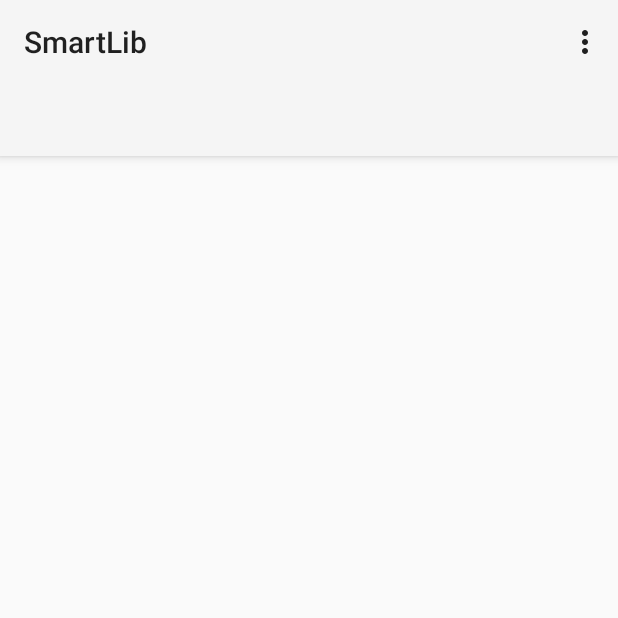
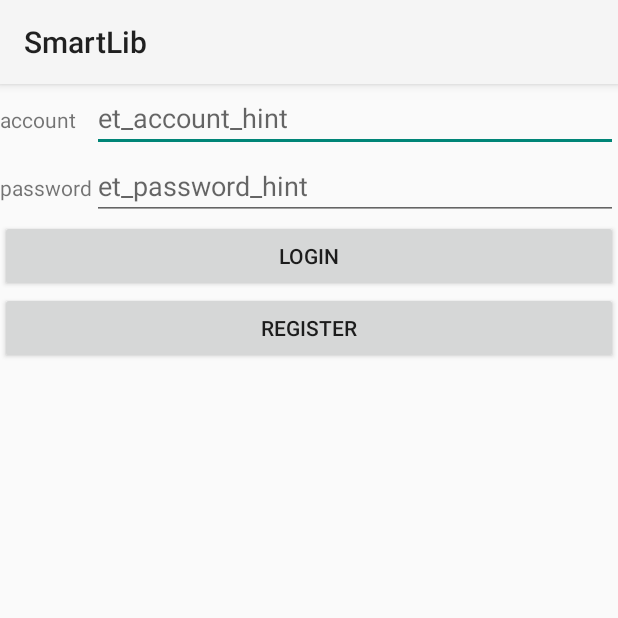
Before and after one commit to CalibrePortable/CalibrePortable, an Android app: the screen it shows after launch (MainActivity before the commit, LoginActivity after it), on a phone screen of 412 x 824 dp, the top half of it. Run offline under Robolectric (Android 15) with nearby library versions, the light colour scheme and no system bars; our stand-ins replace ButterKnife.

Commit message:
完成部分功能，还需要整合一个新的网络通信组件

```diff
--- a/SmartLib/app/src/main/java/org/geeklub/smartlib/login/LoginActivity.java
+++ b/SmartLib/app/src/main/java/org/geeklub/smartlib/login/LoginActivity.java
@@ -2,17 +2,101 @@ package org.geeklub.smartlib.login;
 
 import android.app.Activity;
 import android.os.Bundle;
+import android.view.View;
+import android.widget.Button;
+import android.widget.EditText;
+import android.widget.ProgressBar;
+
+import org.geeklub.smartlib.R;
+import org.geeklub.smartlib.login.presenter.LoginPresenter;
+import org.geeklub.smartlib.login.presenter.LoginPresenterImpl;
+import org.geeklub.smartlib.login.view.LoginView;
+import org.geeklub.smartlib.utils.ToastUtil;
+
+import butterknife.ButterKnife;
+import butterknife.InjectView;
 
 /**
  * Created by Vass on 2014/10/26.
  */
-public class LoginActivity extends Activity{
+public class LoginActivity extends Activity implements LoginView, View.OnClickListener {
 
-  @Override protected void onCreate(Bundle savedInstanceState) {
+  private LoginPresenter mLoginPresenter;
+
+  @InjectView(R.id.et_account) EditText mEditTextAccount;
+
+  @InjectView(R.id.et_password) EditText mEditTextPassWord;
+
+  @InjectView(R.id.progressBar) ProgressBar mProgressBar;
+
+  @InjectView(R.id.btn_login) Button mBtnLogin;
+
+  @InjectView(R.id.btn_register) Button mBtnRegister;
+
+  @Override
+  protected void onCreate(Bundle savedInstanceState) {
     super.onCreate(savedInstanceState);
 
+    setContentView(R.layout.activity_login);
 
+    ButterKnife.inject(this);
 
+    mLoginPresenter = new LoginPresenterImpl(this);
+
+    initCallBacks();
+  }
+
+  private void initCallBacks() {
+    mBtnLogin.setOnClickListener(this);
+    mBtnRegister.setOnClickListener(this);
+  }
+
+  @Override
+  public void setProgressBarHide(boolean ifHide) {
+    if (ifHide) {
+      mProgressBar.setVisibility(View.GONE);
+    } else {
+      mProgressBar.setVisibility(View.VISIBLE);
+    }
+  }
+
+  @Override
+  public void showMessage(String msg) {
+    ToastUtil.showShort(msg);
+  }
+
+  @Override
+  public void setAccountError() {
+    mEditTextAccount.setError(getString(R.string.account_not_empty));
+  }
+
+  @Override
+  public void setPassWordError() {
+    mEditTextPassWord.setError(getString(R.string.password_not_empty));
+  }
+
+  @Override
+  public void navigateToMain() {
 
   }
+
+  @Override
+  public void navigateToRegister() {
+
+  }
+
+  @Override
+  public void onClick(View v) {
+    switch (v.getId()) {
+      case R.id.btn_login:
+        mLoginPresenter.validateCredentials(mEditTextAccount.getText().toString(),
+            mEditTextPassWord.getText().toString());
+        break;
+      case R.id.btn_register:
+        mLoginPresenter.registerAccount();
+        break;
+      default:
+        break;
+    }
+  }
 }
--- a/SmartLib/app/src/main/java/org/geeklub/smartlib/login/model/LoginModel.java
+++ b/SmartLib/app/src/main/java/org/geeklub/smartlib/login/model/LoginModel.java
@@ -1,7 +1,12 @@
 package org.geeklub.smartlib.login.model;
+
+import org.geeklub.smartlib.login.presenter.OnLoginFinishedListener;
+import org.geeklub.smartlib.login.presenter.OnUserInputListener;
 
 /**
  * Created by Vass on 2014/10/26.
  */
 public interface LoginModel {
+  void login(String username, String password, OnUserInputListener userInputListener,
+      OnLoginFinishedListener loginFinishedListener);
 }
--- a/SmartLib/app/src/main/java/org/geeklub/smartlib/login/presenter/LoginPresenter.java
+++ b/SmartLib/app/src/main/java/org/geeklub/smartlib/login/presenter/LoginPresenter.java
@@ -4,5 +4,7 @@ package org.geeklub.smartlib.login.presenter;
  * Created by Vass on 2014/10/26.
  */
 public interface LoginPresenter {
+  void validateCredentials(String username, String password);
 
+  void registerAccount();
 }
--- a/SmartLib/app/src/main/java/org/geeklub/smartlib/login/presenter/LoginPresenterImpl.java
+++ b/SmartLib/app/src/main/java/org/geeklub/smartlib/login/presenter/LoginPresenterImpl.java
@@ -1,7 +1,57 @@
 package org.geeklub.smartlib.login.presenter;
+
+import org.geeklub.smartlib.login.model.LoginModel;
+import org.geeklub.smartlib.login.model.LoginModelImpl;
+import org.geeklub.smartlib.login.view.LoginView;
 
 /**
  * Created by Vass on 2014/10/26.
  */
-public class LoginPresenterImpl implements LoginPresenter {
+public class LoginPresenterImpl
+    implements LoginPresenter, OnLoginFinishedListener, OnUserInputListener {
+
+  private LoginModel mLoginModel;
+
+  private LoginView mLoginView;
+
+  public LoginPresenterImpl(LoginView loginView) {
+    mLoginView = loginView;
+    mLoginModel = new LoginModelImpl();
+  }
+
+  @Override
+  public void validateCredentials(String username, String password) {
+    mLoginView.setProgressBarHide(false);
+    mLoginModel.login(username, password, this, this);
+  }
+
+  @Override
+  public void registerAccount() {
+    mLoginView.navigateToRegister();
+  }
+
+  @Override
+  public void onSuccess(String msg) {
+    mLoginView.setProgressBarHide(true);
+    mLoginView.showMessage(msg);
+    mLoginView.navigateToMain();
+  }
+
+  @Override
+  public void onFail(String msg) {
+    mLoginView.setProgressBarHide(true);
+    mLoginView.showMessage(msg);
+  }
+
+  @Override
+  public void onAccountError() {
+    mLoginView.setProgressBarHide(true);
+    mLoginView.setAccountError();
+  }
+
+  @Override
+  public void onPasswordError() {
+    mLoginView.setProgressBarHide(true);
+    mLoginView.setPassWordError();
+  }
 }
--- /dev/null
+++ b/SmartLib/app/src/main/java/org/geeklub/smartlib/login/presenter/OnLoginFinishedListener.java
@@ -0,0 +1,11 @@
+package org.geeklub.smartlib.login.presenter;
+
+/**
+ * Created by Vass on 2014/10/26.
+ */
+public interface OnLoginFinishedListener {
+
+  void onSuccess(String msg);
+
+  void onFail(String msg);
+}
--- /dev/null
+++ b/SmartLib/app/src/main/java/org/geeklub/smartlib/login/presenter/OnUserInputListener.java
@@ -0,0 +1,11 @@
+package org.geeklub.smartlib.login.presenter;
+
+/**
+ * Created by Vass on 2014/10/26.
+ */
+public interface OnUserInputListener {
+
+  void onAccountError();
+
+  void onPasswordError();
+}
--- a/SmartLib/app/src/main/java/org/geeklub/smartlib/login/view/LoginView.java
+++ b/SmartLib/app/src/main/java/org/geeklub/smartlib/login/view/LoginView.java
@@ -3,5 +3,17 @@ package org.geeklub.smartlib.login.view;
 /**
  * Created by Vass on 2014/10/26.
  */
-public class LoginView  {
+public interface LoginView {
+
+  void setProgressBarHide(boolean ifHide);
+
+  void showMessage(String msg);
+
+  void setAccountError();
+
+  void setPassWordError();
+
+  void navigateToMain();
+
+  void navigateToRegister();
 }
--- a/SmartLib/app/src/main/res/layout/activity_login.xml
+++ b/SmartLib/app/src/main/res/layout/activity_login.xml
@@ -1,8 +1,71 @@
 <?xml version="1.0" encoding="utf-8"?>
 
-<LinearLayout xmlns:android="http://schemas.android.com/apk/res/android"
-    android:orientation="vertical"
+<FrameLayout xmlns:android="http://schemas.android.com/apk/res/android"
     android:layout_width="match_parent"
     android:layout_height="match_parent">
 
-</LinearLayout>
+
+    <ProgressBar
+        android:visibility="gone"
+        android:id="@+id/progressBar"
+        style="?android:attr/progressBarStyleLarge"
+        android:layout_width="wrap_content"
+        android:layout_height="wrap_content"
+        android:layout_gravity="center" />
+
+
+    <TableLayout
+        android:layout_width="match_parent"
+        android:layout_height="match_parent"
+        android:stretchColumns="1">
+
+        <TableRow>
+
+            <TextView
+                android:layout_height="wrap_content"
+                android:text="@string/account" />
+
+            <EditText
+                android:id="@+id/et_account"
+                android:layout_height="wrap_content"
+                android:hint="@string/et_account_hint" />
+
+        </TableRow>
+
+
+        <TableRow>
+
+            <TextView
+                android:layout_height="wrap_content"
+                android:text="@string/password" />
+
+            <EditText
+                android:id="@+id/et_password"
+                android:layout_height="wrap_content"
+                android:hint="@string/et_password_hint" />
+
+        </TableRow>
+
+        <TableRow>
+
+            <Button
+                android:id="@+id/btn_login"
+                android:layout_height="@dimen/button_height"
+                android:layout_span="2"
+                android:text="@string/login" />
+
+
+        </TableRow>
+
+        <TableRow>
+
+            <Button
+                android:id="@+id/btn_register"
+                android:layout_height="@dimen/button_height"
+                android:layout_span="2"
+                android:text="@string/register" />
+        </TableRow>
+    </TableLayout>
+
+
+</FrameLayout>
--- a/SmartLib/app/src/main/res/values/dimens.xml
+++ b/SmartLib/app/src/main/res/values/dimens.xml
@@ -2,4 +2,6 @@
     <!-- Default screen margins, per the Android Design guidelines. -->
     <dimen name="activity_horizontal_margin">16dp</dimen>
     <dimen name="activity_vertical_margin">16dp</dimen>
+
+    <dimen name="button_height">48dp</dimen>
 </resources>
--- a/SmartLib/app/src/main/res/values/strings.xml
+++ b/SmartLib/app/src/main/res/values/strings.xml
@@ -8,4 +8,14 @@
   <string name="hello_world">Hello world!</string>
   <string name="action_settings">Settings</string>
 
+  <string name="account">account</string>
+  <string name="et_account_hint">et_account_hint</string>
+  <string name="password">password</string>
+  <string name="et_password_hint">et_password_hint</string>
+  <string name="login">login</string>
+  <string name="register">register</string>
+
+  <string name="account_not_empty">account not empty</string>
+    <string name="password_not_empty">password not empty</string>
+
 </resources>
```
Also changed, not shown: SmartLib/app/build.gradle (+4 -3 lines), SmartLib/app/src/main/AndroidManifest.xml (+8 -3 lines), SmartLib/app/src/main/java/org/geeklub/smartlib/login/model/LoginModelImpl.java (+19 -0 lines), 1 other file. Lines whose indentation alone changed are shown as unchanged.
